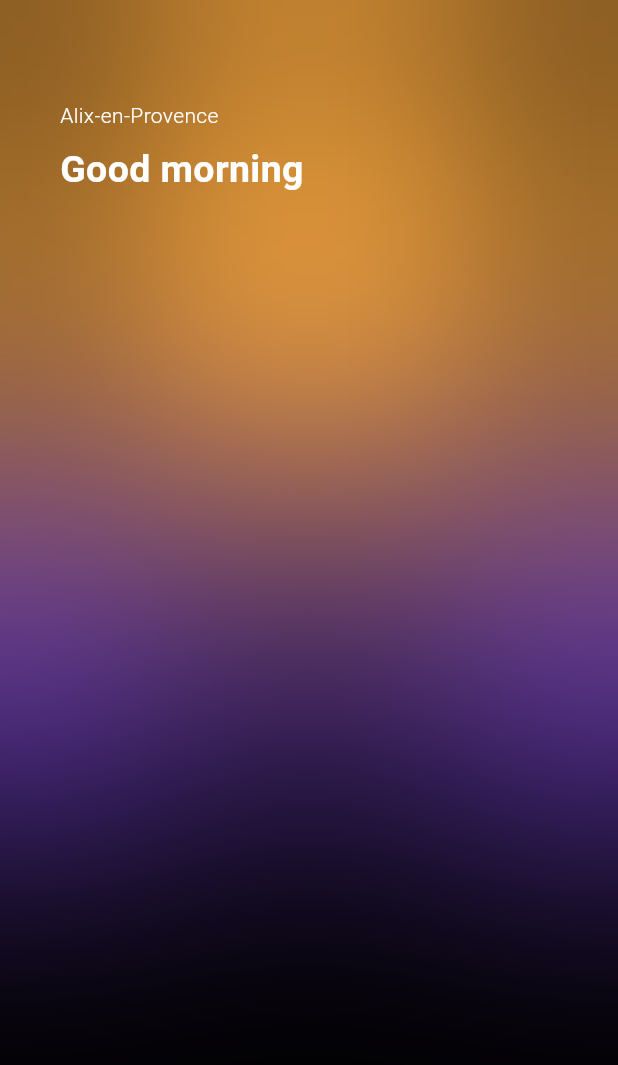
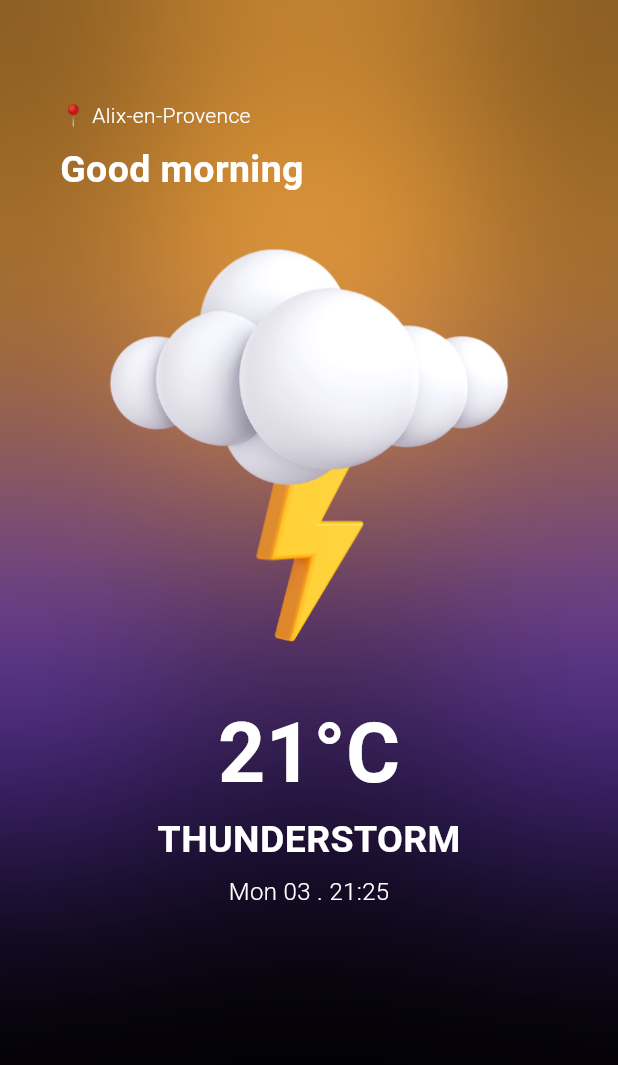
Before and after one commit to BigSteveAbdulmex/WeatherPulse, a Flutter app: the screen it shows after launch, on a phone screen of 412 x 824 dp. Shown: the top 1065 px of the screen. Run offline on Flutter 3.47's test engine with Material 3 defaults, Android fonts, the phone set to English and light mode, and no system bars; our stand-ins replace bloc, equatable.

Commit message:
Building the UI

```diff
--- a/lib/screens/home_screen.dart
+++ b/lib/screens/home_screen.dart
@@ -76,7 +76,7 @@ class HomeScreen extends StatelessWidget {
                   crossAxisAlignment: CrossAxisAlignment.start,
                   children: [
                     Text(
-                      'Alix-en-Provence',
+                      '📍 Alix-en-Provence',
                       style: TextStyle(
                         color: Colors.white,
                         fontWeight: FontWeight.w300,
@@ -91,6 +91,45 @@ class HomeScreen extends StatelessWidget {
                         fontWeight: FontWeight.bold,
                       ),
                     ),
+                    Image.asset(
+                      'assets/images/1.png',
+                    ),
+                    const Center(
+                      child: Text(
+                        '21°C',
+                        style: TextStyle(
+                          color: Colors.white,
+                          fontSize: 55,
+                          fontWeight: FontWeight.w600,
+                        ),
+                      ),
+                    ),
+                    const Center(
+                      child: Text(
+                        'THUNDERSTORM',
+                        style: TextStyle(
+                          color: Colors.white,
+                          fontSize: 25,
+                          fontWeight: FontWeight.w600,
+                        ),
+                      ),
+                    ),
+                    const SizedBox(height: 5),
+                    const Center(
+                      child: Text(
+                        'Mon 03 . 21:25',
+                        style: TextStyle(
+                          color: Colors.white,
+                          fontSize: 16,
+                          fontWeight: FontWeight.w300,
+                        ),
+                      ),
+                    ),
+                    const SizedBox(height: 30),
+                    Row(
+                      mainAxisAlignment: MainAxisAlignment.spaceBetween,
+                      children: [],
+                    ),
                   ],
                 ),
               ),
```
